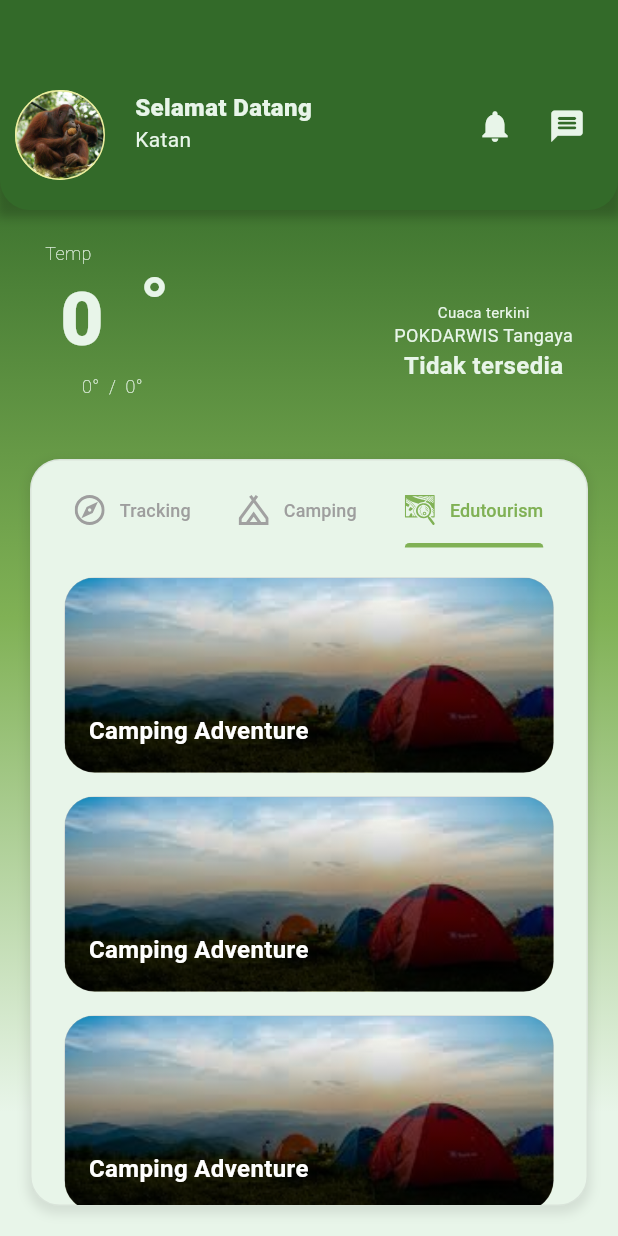
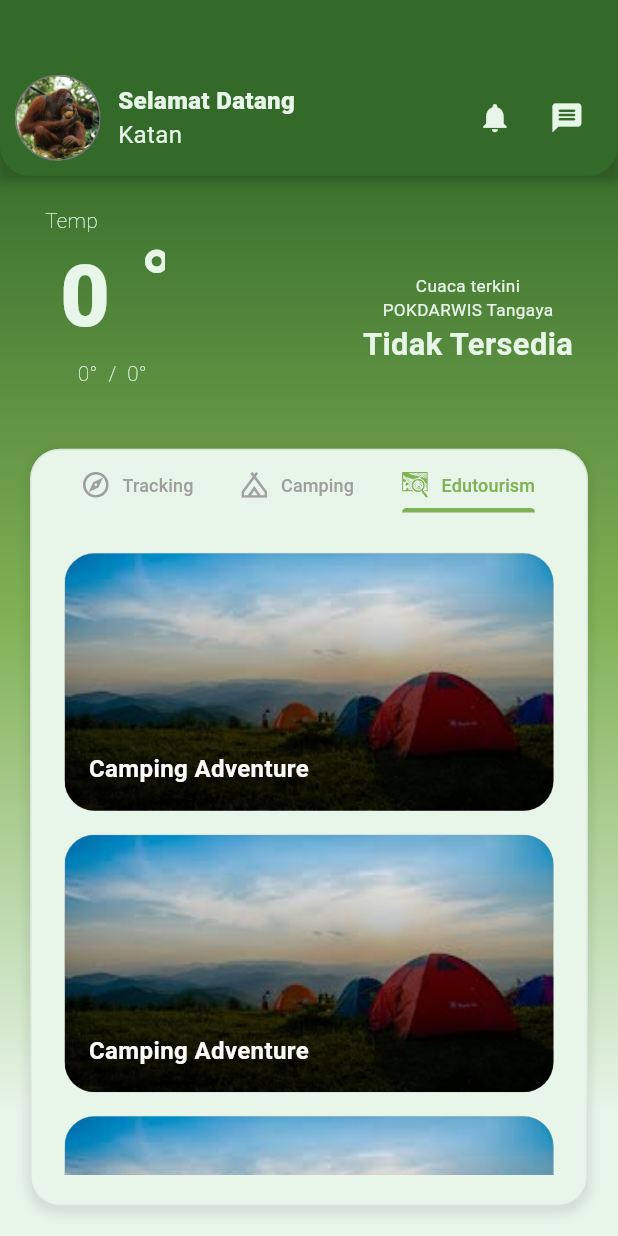
Before and after one commit to k47an/tangaya-apps, a Flutter app: the screen it shows after launch, tab 3 chosen, on a phone screen of 412 x 824 dp. Run offline on Flutter 3.47's test engine with Material 3 defaults, Android fonts, the phone set to English and light mode, and no system bars; our stand-ins replace flutter_svg, get, weather; network calls fail; Roboto replaces fonts that are missing (Poppins).

Commit message:
Add ScaleHelper class for responsive design and update widget dimensions accordingly

```diff
--- a/lib/app/constant/constant.dart
+++ b/lib/app/constant/constant.dart
@@ -1,4 +1,6 @@
 import 'package:flutter/material.dart';
+import 'package:get/get.dart';
 
 part 'colors_style.dart';
 part 'text_style.dart';
+part 'scale_help.dart';
--- /dev/null
+++ b/lib/app/constant/scale_help.dart
@@ -0,0 +1,42 @@
+part of 'constant.dart';
+
+class ScaleHelper {
+  final BuildContext context;
+
+  ScaleHelper(this.context);
+
+  static const double _figmaWidth = 360;
+  double get _screenWidth => Get.width;
+
+  double get _scaleFactor => _screenWidth / _figmaWidth;
+
+  bool get _isTablet => _screenWidth >= 600;
+
+  double scaleWidth(double inputWidth) {
+    return (inputWidth / _figmaWidth) * _screenWidth;
+  }
+
+  double scaleHeight(double inputHeight) {
+    return (inputHeight / _figmaWidth) * _screenWidth;
+  }
+
+  double scaleText(double inputTextSize) {
+    return _scaleFactor * inputTextSize;
+  }
+
+  double scaleWidthForDevice(double inputWidth) {
+    return _isTablet ? scaleWidth(inputWidth) * 1.5 : scaleWidth(inputWidth);
+  }
+
+  double scaleHeightForDevice(double inputHeight) {
+    return _isTablet
+        ? scaleHeight(inputHeight) * 1.5
+        : scaleHeight(inputHeight);
+  }
+
+  double scaleTextForDevice(double inputTextSize) {
+    return _isTablet
+        ? scaleText(inputTextSize) * 1.5
+        : scaleText(inputTextSize);
+  }
+}
--- a/lib/app/modules/home/views/home_view.dart
+++ b/lib/app/modules/home/views/home_view.dart
@@ -32,6 +32,7 @@ class HomeView extends GetView<HomeController> {
             Expanded(
               child: Container(
                 margin: const EdgeInsets.only(left: 20, right: 20, bottom: 20),
+                padding: const EdgeInsets.only(bottom: 20),
                 decoration: BoxDecoration(
                   borderRadius: BorderRadius.all(Radius.circular(20)),
                   color: Primary.subtleColor,
@@ -51,13 +52,19 @@ class HomeView extends GetView<HomeController> {
                 child: Column(
                   children: [
                     TabBar(
+                      isScrollable: true,
                       labelColor: Primary.mainColor,
                       unselectedLabelColor: Colors.grey,
-                      padding: const EdgeInsets.symmetric(vertical: 10),
                       controller: controller.tabController,
                       dividerColor: Neutral.transparent,
                       tabAlignment: TabAlignment.center,
+                      indicatorWeight: ScaleHelper(
+                        context,
+                      ).scaleHeightForDevice(1),
                       indicatorColor: Primary.mainColor,
+                      indicatorPadding: EdgeInsets.symmetric(
+                        vertical: ScaleHelper(context).scaleHeightForDevice(5),
+                      ),
                       tabs: List.generate(
                         controller.tabs.length,
                         (index) => Obx(
@@ -66,14 +73,22 @@ class HomeView extends GetView<HomeController> {
                               children: [
                                 SvgPicture.asset(
                                   controller.getTabIcon(index),
-                                  width: 20,
-                                  height: 20,
+                                  width: ScaleHelper(
+                                    context,
+                                  ).scaleWidthForDevice(15),
+                                  height: ScaleHelper(
+                                    context,
+                                  ).scaleHeightForDevice(15),
                                   color:
                                       controller.currentTab.value == index
                                           ? Primary.mainColor
                                           : Colors.grey,
                                 ),
-                                const SizedBox(width: 10),
+                                SizedBox(
+                                  width: ScaleHelper(
+                                    context,
+                                  ).scaleWidthForDevice(8),
+                                ),
                                 Text(
                                   controller.getTabTitle(index),
                                   style: TextStyle(
@@ -89,6 +104,9 @@ class HomeView extends GetView<HomeController> {
                           ),
                         ),
                       ),
+                    ),
+                    SizedBox(
+                      height: ScaleHelper(context).scaleHeightForDevice(10),
                     ),
                     Expanded(
                       child: TabBarView(
--- a/lib/app/modules/home/views/widgets/camping_widget.dart
+++ b/lib/app/modules/home/views/widgets/camping_widget.dart
@@ -29,17 +29,16 @@ class ArticleCard extends StatelessWidget {
   Widget build(BuildContext context) {
     return Container(
       margin: const EdgeInsets.only(bottom: 16),
-      height: 130,
+      height: ScaleHelper(context).scaleHeightForDevice(150),
       decoration: BoxDecoration(
         border: Border.all(color: Colors.grey, width: 0.2),
-        color: Colors.white,
         borderRadius: BorderRadius.circular(20),
         image: DecorationImage(image: AssetImage(image), fit: BoxFit.cover),
       ),
       child: Stack(
         children: [
           Container(
-            height: 130,
+            height: ScaleHelper(context).scaleHeightForDevice(150),
             decoration: BoxDecoration(
               borderRadius: BorderRadius.circular(20),
               gradient: LinearGradient(
@@ -56,7 +55,10 @@ class ArticleCard extends StatelessWidget {
             right: 16,
             child: Text(
               title,
-              style: semiBold.copyWith(color: Colors.white, fontSize: 16),
+              style: semiBold.copyWith(
+                color: Colors.white,
+                fontSize: ScaleHelper(context).scaleTextForDevice(14),
+              ),
               maxLines: 2,
               overflow: TextOverflow.ellipsis,
             ),
--- a/lib/app/modules/home/views/widgets/edutour_widget.dart
+++ b/lib/app/modules/home/views/widgets/edutour_widget.dart
@@ -29,17 +29,16 @@ class ArticleCard extends StatelessWidget {
   Widget build(BuildContext context) {
     return Container(
       margin: const EdgeInsets.only(bottom: 16),
-      height: 130,
+      height: ScaleHelper(context).scaleHeightForDevice(150),
       decoration: BoxDecoration(
         border: Border.all(color: Colors.grey, width: 0.2),
-        color: Colors.white,
         borderRadius: BorderRadius.circular(20),
         image: DecorationImage(image: AssetImage(image), fit: BoxFit.cover),
       ),
       child: Stack(
         children: [
           Container(
-            height: 130,
+            height: ScaleHelper(context).scaleHeightForDevice(150),
             decoration: BoxDecoration(
               borderRadius: BorderRadius.circular(20),
               gradient: LinearGradient(
@@ -56,7 +55,10 @@ class ArticleCard extends StatelessWidget {
             right: 16,
             child: Text(
               title,
-              style: semiBold.copyWith(color: Colors.white, fontSize: 16),
+              style: semiBold.copyWith(
+                color: Neutral.white1,
+                fontSize: ScaleHelper(context).scaleTextForDevice(14),
+              ),
               maxLines: 2,
               overflow: TextOverflow.ellipsis,
             ),
--- a/lib/app/modules/home/views/widgets/header_widget.dart
+++ b/lib/app/modules/home/views/widgets/header_widget.dart
@@ -22,17 +22,16 @@ class HeaderWidget extends StatelessWidget {
         shape: RoundedRectangleBorder(
           borderRadius: BorderRadius.vertical(bottom: Radius.circular(20)),
         ),
-        toolbarHeight: 70,
         flexibleSpace: Padding(
-          padding: EdgeInsets.only(top: 60, left: 10, right: 10, bottom: 20),
+          padding: EdgeInsets.only(top: 50, left: 10, right: 10, bottom: 10),
           child: Row(
-            crossAxisAlignment: CrossAxisAlignment.start,
+            crossAxisAlignment: CrossAxisAlignment.center,
             children: [
               Container(
-                width: 60,
-                height: 60,
+                width: ScaleHelper(context).scaleWidthForDevice(50),
+                height: ScaleHelper(context).scaleHeightForDevice(50),
                 decoration: BoxDecoration(
-                  border: Border.all(color: Primary.lightColor, width: 1),
+                  border: Border.all(color: Neutral.dark4, width: 1),
                   image: DecorationImage(
                     image: AssetImage('assets/dummy/profile.JPG'),
                     fit: BoxFit.cover,
@@ -40,23 +39,22 @@ class HeaderWidget extends StatelessWidget {
                   borderRadius: BorderRadius.circular(50),
                 ),
               ),
-              SizedBox(width: 20),
+              SizedBox(width: ScaleHelper(context).scaleWidthForDevice(10)),
               Column(
                 crossAxisAlignment: CrossAxisAlignment.start,
-                mainAxisSize: MainAxisSize.min,
                 children: [
                   Text(
                     'Selamat Datang',
                     style: extraBold.copyWith(
                       color: Primary.subtleColor,
-                      fontSize: 16,
+                      fontSize: ScaleHelper(context).scaleTextForDevice(14),
                     ),
                   ),
                   Text(
                     'Katan',
                     style: regular.copyWith(
                       color: Primary.subtleColor,
-                      fontSize: 14,
+                      fontSize: ScaleHelper(context).scaleTextForDevice(14),
                     ),
                   ),
                 ],
@@ -67,7 +65,7 @@ class HeaderWidget extends StatelessWidget {
                   IconButton(
                     icon: Icon(Icons.notifications),
                     color: Primary.subtleColor,
-                    iconSize: 25,
+                    iconSize: ScaleHelper(context).scaleWidthForDevice(20),
                     onPressed: () {
                       // Navigate to search page
                     },
@@ -75,7 +73,7 @@ class HeaderWidget extends StatelessWidget {
                   IconButton(
                     icon: Icon(Icons.message_rounded),
                     color: Primary.subtleColor,
-                    iconSize: 25,
+                    iconSize: ScaleHelper(context).scaleWidthForDevice(20),
                     onPressed: () {
                       // Navigate to search page
                     },
--- a/lib/app/modules/home/views/widgets/tracking_widget.dart
+++ b/lib/app/modules/home/views/widgets/tracking_widget.dart
@@ -29,17 +29,16 @@ class ArticleCard extends StatelessWidget {
   Widget build(BuildContext context) {
     return Container(
       margin: const EdgeInsets.only(bottom: 16),
-      height: 130,
+      height: ScaleHelper(context).scaleHeightForDevice(150),
       decoration: BoxDecoration(
         border: Border.all(color: Colors.grey, width: 0.2),
-        color: Colors.white,
         borderRadius: BorderRadius.circular(20),
         image: DecorationImage(image: AssetImage(image), fit: BoxFit.cover),
       ),
       child: Stack(
         children: [
           Container(
-            height: 130,
+            height: ScaleHelper(context).scaleHeightForDevice(150),
             decoration: BoxDecoration(
               borderRadius: BorderRadius.circular(20),
               gradient: LinearGradient(
@@ -56,7 +55,10 @@ class ArticleCard extends StatelessWidget {
             right: 16,
             child: Text(
               title,
-              style: semiBold.copyWith(color: Colors.white, fontSize: 16),
+              style: semiBold.copyWith(
+                color: Neutral.white1,
+                fontSize: ScaleHelper(context).scaleTextForDevice(14),
+              ),
               maxLines: 2,
               overflow: TextOverflow.ellipsis,
             ),
--- a/lib/app/modules/home/views/widgets/weather_widget.dart
+++ b/lib/app/modules/home/views/widgets/weather_widget.dart
@@ -23,8 +23,8 @@ class WeatherWidget extends GetView<HomeController> {
                 child: Center(
                   child: Image.network(
                     "https://openweathermap.org/img/wn/${weather?.weatherIcon}.png",
-                    height: 400,
-                    width: 400,
+                    height: ScaleHelper(context).scaleWidthForDevice(400),
+                    width: ScaleHelper(context).scaleHeightForDevice(400),
                     fit: BoxFit.cover,
                   ),
                 ),
@@ -47,7 +47,7 @@ class WeatherWidget extends GetView<HomeController> {
                       'Temp',
                       style: light.copyWith(
                         color: Primary.subtleColor,
-                        fontSize: 12,
+                        fontSize: ScaleHelper(context).scaleTextForDevice(12),
                       ),
                     ),
                     Container(
@@ -60,17 +60,21 @@ class WeatherWidget extends GetView<HomeController> {
                                 '0',
                             style: extraBold.copyWith(
                               color: Primary.subtleColor,
-                              fontSize: 50,
+                              fontSize: ScaleHelper(
+                                context,
+                              ).scaleTextForDevice(50),
                             ),
                           ),
                           Positioned(
                             top: -10,
                             left: 53,
                             child: Text(
-                              '°c',
+                              '°',
                               style: extraBold.copyWith(
                                 color: Primary.subtleColor,
-                                fontSize: 50,
+                                fontSize: ScaleHelper(
+                                  context,
+                                ).scaleTextForDevice(50),
                               ),
                             ),
                           ),
@@ -83,7 +87,7 @@ class WeatherWidget extends GetView<HomeController> {
                         '${(weather?.tempMin?.celsius?.toDouble() ?? 0).round()}°  /  ${(weather?.tempMax?.celsius?.toDouble() ?? 0).round()}°',
                         style: light.copyWith(
                           color: Primary.subtleColor,
-                          fontSize: 12,
+                          fontSize: ScaleHelper(context).scaleTextForDevice(12),
                         ),
                         textAlign: TextAlign.center,
                       ),
@@ -101,24 +105,35 @@ class WeatherWidget extends GetView<HomeController> {
                             'Cuaca terkini',
                             style: regular.copyWith(
                               color: Primary.subtleColor,
-                              fontSize: 10,
+                              fontSize: ScaleHelper(
+                                context,
+                              ).scaleTextForDevice(10),
                             ),
                           ),
                           Text(
                             'POKDARWIS Tangaya',
                             style: regular.copyWith(
                               color: Primary.subtleColor,
-                              fontSize: 12,
+                              fontSize: ScaleHelper(
+                                context,
+                              ).scaleTextForDevice(10),
                             ),
                           ),
                         ],
                       ),
 
                       Text(
-                        weather?.weatherDescription ?? 'Tidak tersedia',
+                        weather?.weatherDescription
+                                ?.split(' ')
+                                .map(
+                                  (word) =>
+                                      word[0].toUpperCase() + word.substring(1),
+                                )
+                                .join(' ') ??
+                            'Tidak Tersedia',
                         style: bold.copyWith(
                           color: Primary.subtleColor,
-                          fontSize: 16,
+                          fontSize: ScaleHelper(context).scaleTextForDevice(18),
                         ),
                       ),
                     ],
```
